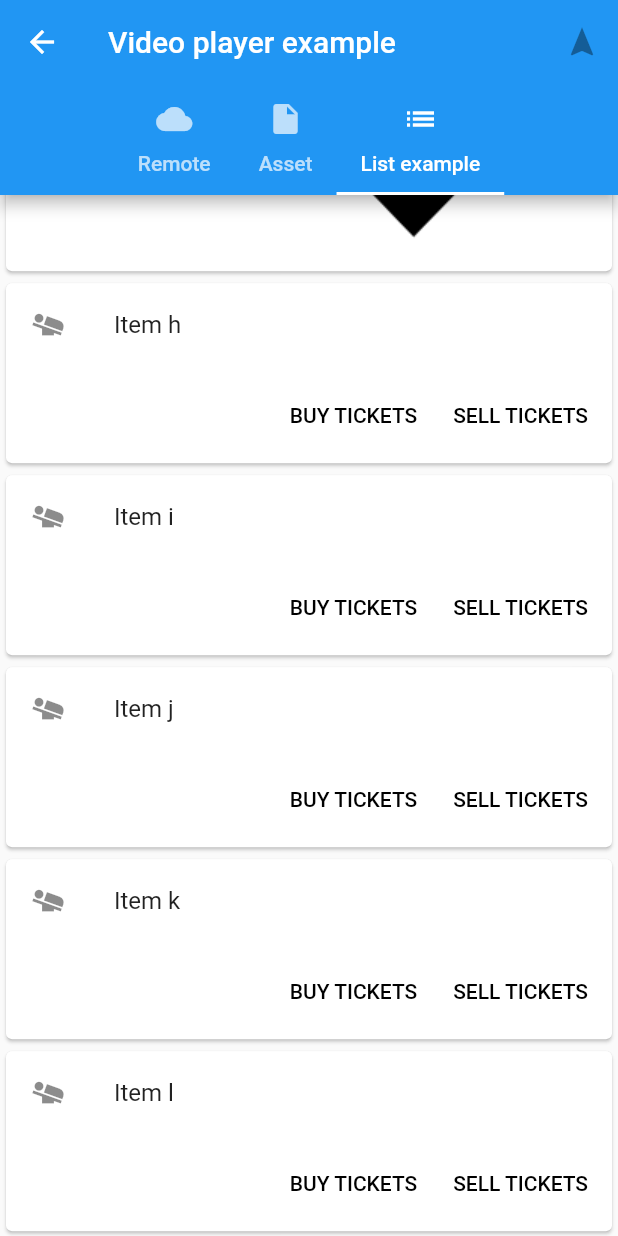
After one commit to yunzhou2022/saumap, a Flutter app: the ExamplePage screen opened by its route, tab 3 chosen, scrolled down 1186 dp, after a tap on "BUY TICKETS", on a phone screen of 412 x 824 dp. The commit adds this screen. Run offline on Flutter 3.47's test engine with Material 2 defaults, Android fonts, the phone set to English and light mode, and no system bars; our stand-ins replace dio, image_picker, toast, video_player; missing offline and left inert: flutter_bmfbase, flutter_bmflocation, flutter_bmfmap, giffy_dialog; network calls fail; statements that could not run were skipped.

Commit message:
允许http，更改；todo：声音

```diff
--- a/lib/apis.dart
+++ b/lib/apis.dart
@@ -9,3 +9,8 @@ final uploadImgUrl = baseUrl + "/api/location/uploadImg";
 final locationUrl = baseUrl + "/api/location";
 
 final getPathsUrl = baseUrl + "/api/location/paths";
+
+final getMp3 = baseUrl + "/api/location/getMp3";
+// class Api{
+
+// }
--- /dev/null
+++ b/lib/pages/bgm/examplePage.dart
@@ -0,0 +1,392 @@
+// Copyright 2017 The Chromium Authors. All rights reserved.
+// Use of this source code is governed by a BSD-style license that can be
+// found in the LICENSE file.
+
+// ignore_for_file: public_member_api_docs
+
+/// An example of using the plugin, controlling lifecycle and playback of the
+/// video.
+
+import 'package:flutter/cupertino.dart';
+import 'package:flutter/material.dart';
+import 'package:video_player/video_player.dart';
+
+class ExamplePage extends StatelessWidget {
+  @override
+  Widget build(BuildContext context) {
+    return DefaultTabController(
+      length: 3,
+      child: Scaffold(
+        key: const ValueKey<String>('home_page'),
+        appBar: AppBar(
+          title: const Text('Video player example'),
+          actions: <Widget>[
+            IconButton(
+              key: const ValueKey<String>('push_tab'),
+              icon: const Icon(Icons.navigation),
+              // onPressed: () {
+              //   Navigator.push<_PlayerVideoAndPopPage>(
+              //     context,
+              //     MaterialPageRoute<_PlayerVideoAndPopPage>(
+              //       builder: (BuildContext context) => _PlayerVideoAndPopPage(),
+              //     ),
+              //   );
+              // },
+            )
+          ],
+          bottom: const TabBar(
+            isScrollable: true,
+            tabs: <Widget>[
+              Tab(
+                icon: Icon(Icons.cloud),
+                text: "Remote",
+              ),
+              Tab(icon: Icon(Icons.insert_drive_file), text: "Asset"),
+              Tab(icon: Icon(Icons.list), text: "List example"),
+            ],
+          ),
+        ),
+        body: TabBarView(
+          children: <Widget>[
+            _BumbleBeeRemoteVideo(),
+            _ButterFlyAssetVideo(),
+            _ButterFlyAssetVideoInList(),
+          ],
+        ),
+      ),
+    );
+  }
+}
+
+class _ButterFlyAssetVideoInList extends StatelessWidget {
+  @override
+  Widget build(BuildContext context) {
+    return ListView(
+      children: <Widget>[
+        _ExampleCard(title: "Item a"),
+        _ExampleCard(title: "Item b"),
+        _ExampleCard(title: "Item c"),
+        _ExampleCard(title: "Item d"),
+        _ExampleCard(title: "Item e"),
+        _ExampleCard(title: "Item f"),
+        _ExampleCard(title: "Item g"),
+        Card(
+            child: Column(children: <Widget>[
+          Column(
+            children: <Widget>[
+              const ListTile(
+                leading: Icon(Icons.cake),
+                title: Text("Video video"),
+              ),
+              Stack(
+                  alignment: FractionalOffset.bottomRight +
+                      const FractionalOffset(-0.1, -0.1),
+                  children: <Widget>[
+                    _ButterFlyAssetVideo(),
+                    Image.asset('images/icon_location_200.png'),
+                  ]),
+            ],
+          ),
+        ])),
+        _ExampleCard(title: "Item h"),
+        _ExampleCard(title: "Item i"),
+        _ExampleCard(title: "Item j"),
+        _ExampleCard(title: "Item k"),
+        _ExampleCard(title: "Item l"),
+      ],
+    );
+  }
+}
+
+/// A filler card to show the video in a list of scrolling contents.
+class _ExampleCard extends StatelessWidget {
+  const _ExampleCard({Key key, this.title}) : super(key: key);
+
+  final String title;
+
+  @override
+  Widget build(BuildContext context) {
+    return Card(
+      child: Column(
+        mainAxisSize: MainAxisSize.min,
+        children: <Widget>[
+          ListTile(
+            leading: const Icon(Icons.airline_seat_flat_angled),
+            title: Text(title),
+          ),
+          ButtonBar(
+            children: <Widget>[
+              FlatButton(
+                child: const Text('BUY TICKETS'),
+                onPressed: () {
+                  /* ... */
+                },
+              ),
+              FlatButton(
+                child: const Text('SELL TICKETS'),
+                onPressed: () {
+                  /* ... */
+                },
+              ),
+            ],
+          ),
+        ],
+      ),
+    );
+  }
+}
+
+class _ButterFlyAssetVideo extends StatefulWidget {
+  @override
+  _ButterFlyAssetVideoState createState() => _ButterFlyAssetVideoState();
+}
+
+class _ButterFlyAssetVideoState extends State<_ButterFlyAssetVideo> {
+  VideoPlayerController _controller;
+
+  @override
+  void initState() {
+    super.initState();
+    // _controller = VideoPlayerController.asset('assets/bee.mp4');
+    // http://192.168.57.1:8888/static/video/bee.mp4
+    _controller = VideoPlayerController.network(
+        "http://192.168.57.1:8888/static/bgm/11.mp3");
+
+    // _controller.addListener(() {
+    //   setState(() {});
+    // });
+    _controller.setLooping(false);
+    _controller.initialize().then((_) => setState(() {}));
+    _controller.play();
+  }
+
+  @override
+  void dispose() {
+    _controller.dispose();
+    super.dispose();
+  }
+
+  @override
+  Widget build(BuildContext context) {
+    return SingleChildScrollView(
+      child: Column(
+        children: <Widget>[
+          Container(
+            padding: const EdgeInsets.only(top: 20.0),
+          ),
+          const Text('With assets mp4'),
+          Container(
+            padding: const EdgeInsets.all(20),
+            child: AspectRatio(
+              aspectRatio: _controller.value.aspectRatio,
+              child: Stack(
+                alignment: Alignment.bottomCenter,
+                children: <Widget>[
+                  // VideoPlayer(_controller),
+                  // _ControlsOverlay(controller: _controller),
+                  // VideoProgressIndicator(_controller, allowScrubbing: true),
+                ],
+              ),
+            ),
+          ),
+        ],
+      ),
+    );
+  }
+}
+
+class _BumbleBeeRemoteVideo extends StatefulWidget {
+  @override
+  _BumbleBeeRemoteVideoState createState() => _BumbleBeeRemoteVideoState();
+}
+
+class _BumbleBeeRemoteVideoState extends State<_BumbleBeeRemoteVideo> {
+  VideoPlayerController _controller;
+
+  Future<ClosedCaptionFile> _loadCaptions() async {
+    final String fileContents = await DefaultAssetBundle.of(context)
+        .loadString('assets/bumble_bee_captions.srt');
+    return SubRipCaptionFile(fileContents);
+  }
+
+  @override
+  void initState() {
+    super.initState();
+    _controller = VideoPlayerController.network(
+      'http://192.168.57.1:8888/static/video/bee.mp4',
+      closedCaptionFile: _loadCaptions(),
+      videoPlayerOptions: VideoPlayerOptions(mixWithOthers: true),
+    );
+
+    _controller.addListener(() {
+      setState(() {});
+    });
+    _controller.setLooping(true);
+    _controller.initialize();
+  }
+
+  @override
+  void dispose() {
+    _controller.dispose();
+    super.dispose();
+  }
+
+  @override
+  Widget build(BuildContext context) {
+    return SingleChildScrollView(
+      child: Column(
+        children: <Widget>[
+          Container(padding: const EdgeInsets.only(top: 20.0)),
+          const Text('With remote mp4'),
+          Container(
+            padding: const EdgeInsets.all(20),
+            child: AspectRatio(
+              aspectRatio: _controller.value.aspectRatio,
+              child: Stack(
+                alignment: Alignment.bottomCenter,
+                children: <Widget>[
+                  VideoPlayer(_controller),
+                  ClosedCaption(text: _controller.value.caption.text),
+                  _ControlsOverlay(controller: _controller),
+                  VideoProgressIndicator(_controller, allowScrubbing: true),
+                ],
+              ),
+            ),
+          ),
+        ],
+      ),
+    );
+  }
+}
+
+class _ControlsOverlay extends StatelessWidget {
+  const _ControlsOverlay({Key key, this.controller}) : super(key: key);
+
+  static const _examplePlaybackRates = [
+    0.25,
+    0.5,
+    1.0,
+    1.5,
+    2.0,
+    3.0,
+    5.0,
+    10.0,
+  ];
+
+  final VideoPlayerController controller;
+
+  @override
+  Widget build(BuildContext context) {
+    return Stack(
+      children: <Widget>[
+        AnimatedSwitcher(
+          duration: Duration(milliseconds: 50),
+          reverseDuration: Duration(milliseconds: 200),
+          child: controller.value.isPlaying
+              ? SizedBox.shrink()
+              : Container(
+                  color: Colors.black26,
+                  child: Center(
+                    child: Icon(
+                      Icons.play_arrow,
+                      color: Colors.white,
+                      size: 100.0,
+                    ),
+                  ),
+                ),
+        ),
+        GestureDetector(
+          onTap: () {
+            controller.value.isPlaying ? controller.pause() : controller.play();
+          },
+        ),
+        Align(
+          alignment: Alignment.topRight,
+          child: PopupMenuButton<double>(
+            initialValue: controller.value.playbackSpeed,
+            tooltip: 'Playback speed',
+            onSelected: (speed) {
+              controller.setPlaybackSpeed(speed);
+            },
+            itemBuilder: (context) {
+              return [
+                for (final speed in _examplePlaybackRates)
+                  PopupMenuItem(
+                    value: speed,
+                    child: Text('${speed}x'),
+                  )
+              ];
+            },
+            child: Padding(
+              padding: const EdgeInsets.symmetric(
+                // Using less vertical padding as the text is also longer
+                // horizontally, so it feels like it would need more spacing
+                // horizontally (matching the aspect ratio of the video).
+                vertical: 12,
+                horizontal: 16,
+              ),
+              child: Text('${controller.value.playbackSpeed}x'),
+            ),
+          ),
+        ),
+      ],
+    );
+  }
+}
+
+// class _PlayerVideoAndPopPage extends StatefulWidget {
+//   @override
+//   _PlayerVideoAndPopPageState createState() => _PlayerVideoAndPopPageState();
+// }
+
+// class _PlayerVideoAndPopPageState extends State<_PlayerVideoAndPopPage> {
+//   VideoPlayerController _videoPlayerController;
+//   bool startedPlaying = false;
+
+//   @override
+//   void initState() {
+//     super.initState();
+
+//     _videoPlayerController = VideoPlayerController.asset('assets/bee.mp4');
+//     _videoPlayerController.addListener(() {
+//       if (startedPlaying && !_videoPlayerController.value.isPlaying) {
+//         Navigator.pop(context);
+//       }
+//     });
+//   }
+
+//   @override
+//   void dispose() {
+//     _videoPlayerController.dispose();
+//     super.dispose();
+//   }
+
+//   Future<bool> started() async {
+//     await _videoPlayerController.initialize();
+//     await _videoPlayerController.play();
+//     startedPlaying = true;
+//     return true;
+//   }
+
+//   @override
+//   Widget build(BuildContext context) {
+//     return Material(
+//       elevation: 0,
+//       child: Center(
+//         child: FutureBuilder<bool>(
+//           future: started(),
+//           builder: (BuildContext context, AsyncSnapshot<bool> snapshot) {
+//             if (snapshot.data == true) {
+//               return AspectRatio(
+//                 aspectRatio: _videoPlayerController.value.aspectRatio,
+//                 child: VideoPlayer(_videoPlayerController),
+//               );
+//             } else {
+//               return const Text('waiting for video to load');
+//             }
+//           },
+//         ),
+//       ),
+//     );
+//   }
+// }
--- /dev/null
+++ b/lib/pages/bgm/play.dart
@@ -0,0 +1,16 @@
+import 'package:saumap/apis.dart';
+import 'package:video_player/video_player.dart';
+
+void play(url, setState) {
+  VideoPlayerController _player;
+  _player = VideoPlayerController.network(url);
+  _player.setLooping(false);
+  _player.initialize().then((_) => setState(() {}));
+  _player.play();
+}
+
+void playText(String text, setState) async {
+  var res = await dio.post(getMp3, data: {"text": text});
+  String url = baseUrl + res.data['path'];
+  play(url, setState);
+}
--- a/lib/pages/marker/find.dart
+++ b/lib/pages/marker/find.dart
@@ -21,3 +21,13 @@ Map getClickedMarker(List markers, id) {
   }
   return null;
 }
+
+int getUpdateMarker(List markers, _id) {
+  for (int i = 0; i < markers.length; i++) {
+    Map item = markers[i];
+    if (item["_id"] == _id) {
+      return i;
+    }
+  }
+  return -1;
+}
--- a/lib/pages/marker/markerArguments.dart
+++ b/lib/pages/marker/markerArguments.dart
@@ -2,6 +2,7 @@ class MarkerArguments {
   final ctl;
   final String lat_x;
   final String lng_y;
+  Map info;
 
-  MarkerArguments(this.ctl, this.lat_x, this.lng_y);
+  MarkerArguments(this.ctl, this.lat_x, this.lng_y, {this.info});
 }
--- a/lib/routes/Routes.dart
+++ b/lib/routes/Routes.dart
@@ -1,7 +1,9 @@
 import 'package:saumap/pages/Tabs.dart';
+import 'package:saumap/pages/bgm/examplePage.dart';
 import 'package:saumap/pages/marker/FormPage.dart';
 
 final routes = {
   '/': (context) => Tabs(),
   '/form': (context) => FormPage(),
+  '/example': (context) => ExamplePage()
 };
--- a/pubspec.yaml
+++ b/pubspec.yaml
@@ -36,6 +36,7 @@ dependencies:
   dio: ^3.0.10
   toast: ^0.1.5
   giffy_dialog: ^1.8.0
+  video_player: ^1.0.1
 
 dev_dependencies:
   flutter_test:
@@ -66,6 +67,10 @@ flutter:
 
     - images/set_location_64.png
     - images/set_location_32.png
+
+    - images/noImg.jpg
+
+    - assets/bee.mp4
     # - images/people.svg
 
   # An image asset can refer to one or more resolution-specific "variants", see
```
Also changed, not shown: lib/pages/Map.dart (+42 -22 lines), lib/pages/components/Dialog.dart (+61 -0 lines), lib/pages/marker/FormPage.dart (+105 -39 lines), lib/pages/util.dart (added, +9 -0 lines), images/noImg.jpg (added), pubspec.lock, 2 other files.
